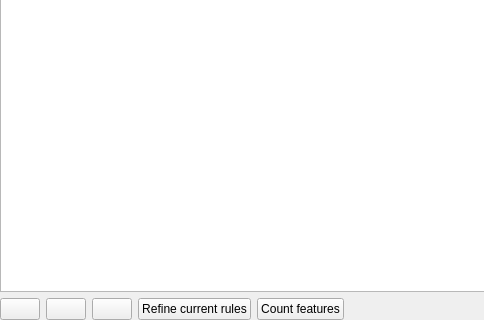
qgis/QGIS, file src/ui/qgsrulebasedrendererv2widget.ui: the form before one commit; both pictures show x 0 to 484 and y 81 to 401 of the 709 by 401 pixel window.
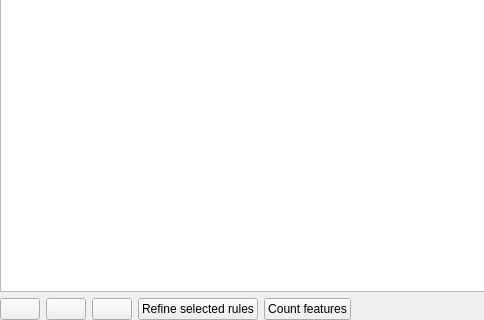
The form after the commit. Icons and pictures are not drawn.

Commit message: enable/disable buttons in QgsRuleBasedRendererV2Widget based on selection also made a tooltip and a label more precise

Diff of the .ui file:
```diff
--- a/src/ui/qgsrulebasedrendererv2widget.ui
+++ b/src/ui/qgsrulebasedrendererv2widget.ui
@@ -95,7 +95,7 @@
         <bool>true</bool>
        </property>
        <property name="text">
-        <string>Refine current rules</string>
+        <string>Refine selected rules</string>
        </property>
        <property name="checkable">
         <bool>false</bool>
```
Left out of the diff: 4 changed lines with no effect on the pictures. The commit also changes 3 other files.
